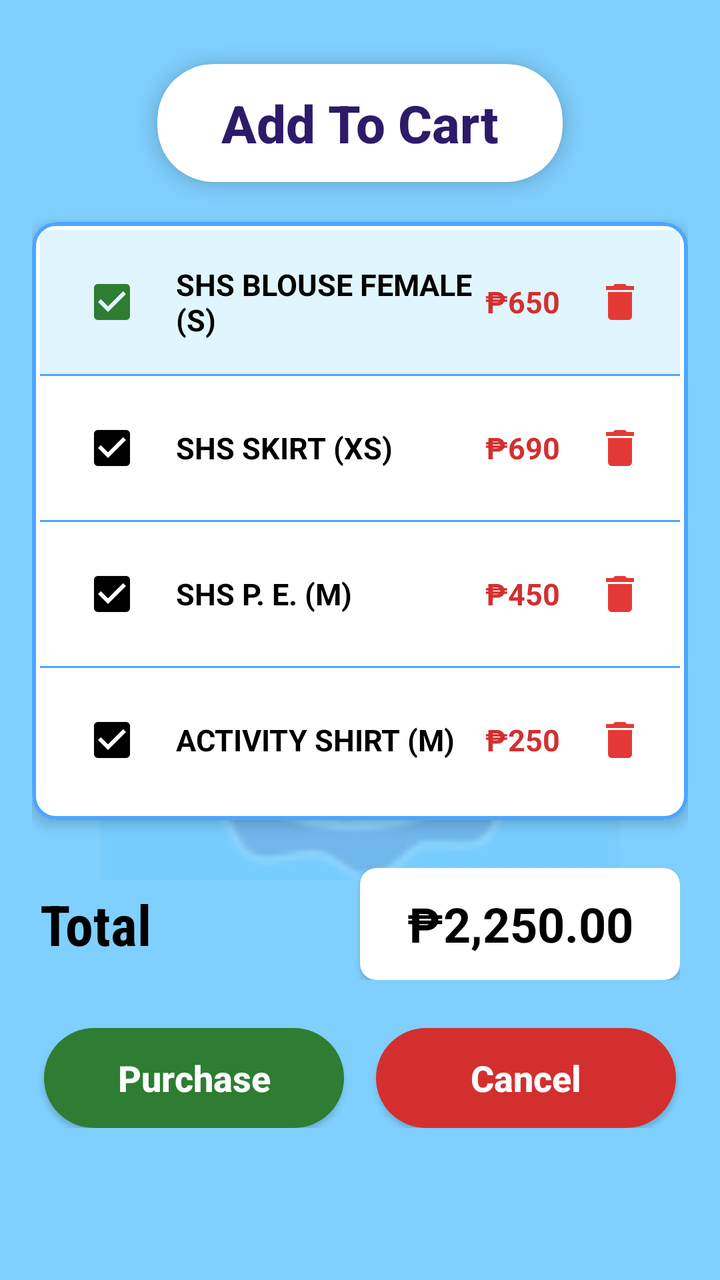
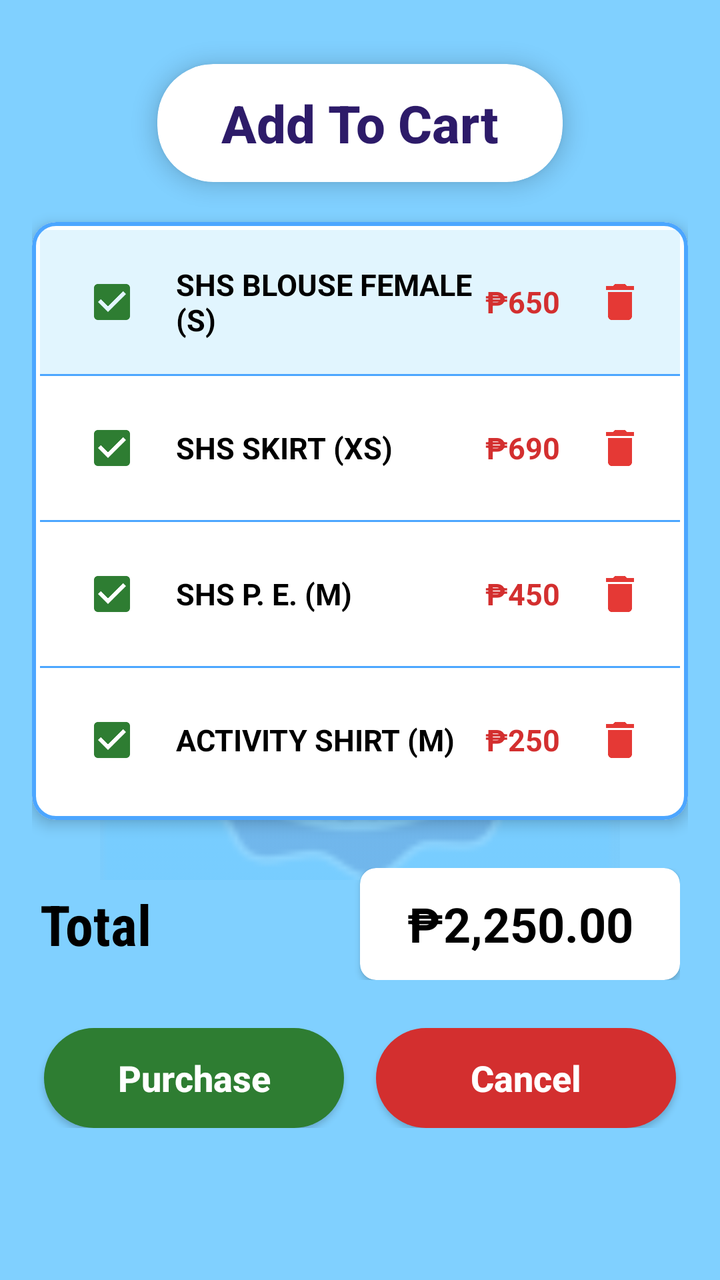

Screens rendered from an Android XML layout before and after an edit, with the pre-edit source and the edit as a unified diff.
<!-- AndroidManifest.xml: application theme Theme.MyApplication -->
<!-- res/layout/activity_lao_add_to_cart_background.xml -->
<?xml version="1.0" encoding="utf-8"?>
<FrameLayout xmlns:android="http://schemas.android.com/apk/res/android"
    xmlns:app="http://schemas.android.com/apk/res-auto"
    xmlns:tools="http://schemas.android.com/tools"
    android:id="@+id/main"
    android:layout_width="match_parent"
    android:layout_height="match_parent"
    android:background="@drawable/placeorder_background"
    tools:context=".Lao_AddToCartBackground">

    
    <ImageView
        android:id="@+id/bg_logo"
        android:layout_width="260dp"
        android:layout_height="260dp"
        android:layout_gravity="center"
        android:alpha="0.25"
        android:contentDescription="@null"
        android:scaleType="fitCenter"
        android:src="@drawable/img_1" />

    
    <ScrollView
        android:layout_width="match_parent"
        android:layout_height="match_parent"
        android:fillViewport="true">

        <LinearLayout
            android:layout_width="match_parent"
            android:layout_height="wrap_content"
            android:gravity="center_horizontal"
            android:orientation="vertical"
            android:padding="16dp">

            
            <com.google.android.material.card.MaterialCardView
                android:layout_width="wrap_content"
                android:layout_height="wrap_content"
                android:layout_marginTop="16dp"
                android:layout_marginBottom="20dp"
                app:cardBackgroundColor="#FFFFFF"
                app:cardCornerRadius="28dp"
                app:cardElevation="6dp"
                app:strokeWidth="0dp">

                <TextView
                    android:id="@+id/txt_cart_title"
                    android:layout_width="wrap_content"
                    android:layout_height="wrap_content"
                    android:fontFamily="sans-serif-medium"
                    android:paddingHorizontal="32dp"
                    android:paddingVertical="12dp"
                    android:text="@string/lao_cart_title"
                    android:textColor="#2D1B69"
                    android:textSize="26sp"
                    android:textStyle="bold" />
            </com.google.android.material.card.MaterialCardView>

            
            <com.google.android.material.card.MaterialCardView
                android:layout_width="match_parent"
                android:layout_height="wrap_content"
                android:layout_marginBottom="24dp"
                app:cardBackgroundColor="#FFFFFF"
                app:cardCornerRadius="12dp"
                app:cardElevation="4dp"
                app:strokeColor="#4CA6FF"
                app:strokeWidth="2dp">

                <LinearLayout
                    android:layout_width="match_parent"
                    android:layout_height="wrap_content"
                    android:orientation="vertical"
                    android:padding="4dp">

                    
                    <LinearLayout
                        android:id="@+id/layout_item_1"
                        android:layout_width="match_parent"
                        android:layout_height="wrap_content"
                        android:background="#E1F5FE"
                        android:gravity="center_vertical"
                        android:orientation="horizontal"
                        android:padding="12dp">

                        <CheckBox
                            android:id="@+id/cb_item_1"
                            android:layout_width="wrap_content"
                            android:layout_height="wrap_content"
                            android:checked="true"
                            android:buttonTint="#2E7D32" />

                        <TextView
                            android:id="@+id/tv_item_1"
                            android:layout_width="0dp"
                            android:layout_height="wrap_content"
                            android:layout_marginStart="8dp"
                            android:layout_weight="1"
                            android:text="@string/lao_item_blouse"
                            android:textColor="#000000"
                            android:textSize="15sp"
                            android:textStyle="bold" />

                        <TextView
                            android:id="@+id/tv_price_1"
                            android:layout_width="wrap_content"
                            android:layout_height="wrap_content"
                            android:layout_marginEnd="12dp"
                            android:text="₱650"
                            android:textColor="#D32F2F"
                            android:textSize="15sp"
                            android:textStyle="bold" />

                        <ImageView
                            android:id="@+id/btn_delete_1"
                            android:layout_width="36dp"
                            android:layout_height="36dp"
                            android:background="?attr/selectableItemBackgroundBorderless"
                            android:contentDescription="@string/lao_cancel"
                            android:padding="6dp"
                            android:src="@drawable/ic_trash" />
                    </LinearLayout>

                    <View
                        android:layout_width="match_parent"
                        android:layout_height="1dp"
                        android:background="#4CA6FF" />

                    
                    <LinearLayout
                        android:id="@+id/layout_item_2"
                        android:layout_width="match_parent"
                        android:layout_height="wrap_content"
                        android:background="#FFFFFF"
                        android:gravity="center_vertical"
                        android:orientation="horizontal"
                        android:padding="12dp">

                        <CheckBox
                            android:id="@+id/cb_item_2"
                            android:layout_width="wrap_content"
                            android:layout_height="wrap_content"
                            android:checked="true"
                            android:buttonTint="#000000" />

                        <TextView
                            android:layout_width="0dp"
                            android:layout_height="wrap_content"
                            android:layout_marginStart="8dp"
                            android:layout_weight="1"
                            android:text="@string/lao_item_skirt"
                            android:textColor="#000000"
                            android:textSize="15sp"
                            android:textStyle="bold" />

                        <TextView
                            android:id="@+id/tv_price_2"
                            android:layout_width="wrap_content"
                            android:layout_height="wrap_content"
                            android:layout_marginEnd="12dp"
                            android:text="₱690"
                            android:textColor="#D32F2F"
                            android:textSize="15sp"
                            android:textStyle="bold" />

                        <ImageView
                            android:id="@+id/btn_delete_2"
                            android:layout_width="36dp"
                            android:layout_height="36dp"
                            android:background="?attr/selectableItemBackgroundBorderless"
                            android:contentDescription="@string/lao_cancel"
                            android:padding="6dp"
                            android:src="@drawable/ic_trash" />
                    </LinearLayout>

                    <View
                        android:layout_width="match_parent"
                        android:layout_height="1dp"
                        android:background="#4CA6FF" />

                    
                    <LinearLayout
                        android:id="@+id/layout_item_3"
                        android:layout_width="match_parent"
                        android:layout_height="wrap_content"
                        android:background="#FFFFFF"
                        android:gravity="center_vertical"
                        android:orientation="horizontal"
                        android:padding="12dp">

                        <CheckBox
                            android:id="@+id/cb_item_3"
                            android:layout_width="wrap_content"
                            android:layout_height="wrap_content"
                            android:checked="true"
                            android:buttonTint="#000000" />

                        <TextView
                            android:layout_width="0dp"
                            android:layout_height="wrap_content"
                            android:layout_marginStart="8dp"
                            android:layout_weight="1"
                            android:text="@string/lao_item_pe"
                            android:textColor="#000000"
                            android:textSize="15sp"
                            android:textStyle="bold" />

                        <TextView
                            android:id="@+id/tv_price_3"
                            android:layout_width="wrap_content"
                            android:layout_height="wrap_content"
                            android:layout_marginEnd="12dp"
                            android:text="₱450"
                            android:textColor="#D32F2F"
                            android:textSize="15sp"
                            android:textStyle="bold" />

                        <ImageView
                            android:id="@+id/btn_delete_3"
                            android:layout_width="36dp"
                            android:layout_height="36dp"
                            android:background="?attr/selectableItemBackgroundBorderless"
                            android:contentDescription="@string/lao_cancel"
                            android:padding="6dp"
                            android:src="@drawable/ic_trash" />
                    </LinearLayout>

                    <View
                        android:layout_width="match_parent"
                        android:layout_height="1dp"
                        android:background="#4CA6FF" />

                    
                    <LinearLayout
                        android:id="@+id/layout_item_4"
                        android:layout_width="match_parent"
                        android:layout_height="wrap_content"
                        android:background="#FFFFFF"
                        android:gravity="center_vertical"
                        android:orientation="horizontal"
                        android:padding="12dp">

                        <CheckBox
                            android:id="@+id/cb_item_4"
                            android:layout_width="wrap_content"
                            android:layout_height="wrap_content"
                            android:checked="true"
                            android:buttonTint="#000000" />

                        <TextView
                            android:layout_width="0dp"
                            android:layout_height="wrap_content"
                            android:layout_marginStart="8dp"
                            android:layout_weight="1"
                            android:text="@string/lao_item_activity_shirt"
                            android:textColor="#000000"
                            android:textSize="15sp"
                            android:textStyle="bold" />

                        <TextView
                            android:id="@+id/tv_price_4"
                            android:layout_width="wrap_content"
                            android:layout_height="wrap_content"
                            android:layout_marginEnd="12dp"
                            android:text="₱250"
                            android:textColor="#D32F2F"
                            android:textSize="15sp"
                            android:textStyle="bold" />

                        <ImageView
                            android:id="@+id/btn_delete_4"
                            android:layout_width="36dp"
                            android:layout_height="36dp"
                            android:background="?attr/selectableItemBackgroundBorderless"
                            android:contentDescription="@string/lao_cancel"
                            android:padding="6dp"
                            android:src="@drawable/ic_trash" />
                    </LinearLayout>

                </LinearLayout>
            </com.google.android.material.card.MaterialCardView>

            
            <LinearLayout
                android:layout_width="match_parent"
                android:layout_height="wrap_content"
                android:layout_marginBottom="24dp"
                android:gravity="center_vertical"
                android:orientation="horizontal"
                android:paddingHorizontal="4dp">

                <TextView
                    android:id="@+id/txt_total_label"
                    android:layout_width="wrap_content"
                    android:layout_height="wrap_content"
                    android:fontFamily="sans-serif-condensed"
                    android:text="@string/lao_total"
                    android:textColor="#000000"
                    android:textSize="28sp"
                    android:textStyle="bold" />

                <Space
                    android:layout_width="0dp"
                    android:layout_height="wrap_content"
                    android:layout_weight="1" />

                <com.google.android.material.card.MaterialCardView
                    android:layout_width="160dp"
                    android:layout_height="56dp"
                    app:cardBackgroundColor="#FFFFFF"
                    app:cardCornerRadius="8dp"
                    app:cardElevation="2dp"
                    app:strokeWidth="0dp">

                    <TextView
                        android:id="@+id/txt_total_value"
                        android:layout_width="match_parent"
                        android:layout_height="match_parent"
                        android:gravity="center"
                        android:text="@string/lao_default_total"
                        android:textColor="#000000"
                        android:textSize="24sp"
                        android:textStyle="bold" />
                </com.google.android.material.card.MaterialCardView>
            </LinearLayout>

            
            <LinearLayout
                android:layout_width="match_parent"
                android:layout_height="wrap_content"
                android:gravity="center"
                android:orientation="horizontal"
                android:paddingBottom="16dp">

                <androidx.appcompat.widget.AppCompatButton
                    android:id="@+id/btn_purchase"
                    android:layout_width="150dp"
                    android:layout_height="50dp"
                    android:layout_marginEnd="16dp"
                    android:background="@drawable/bg_green_button"
                    android:gravity="center"
                    android:text="@string/lao_purchase"
                    android:textAllCaps="false"
                    android:textColor="#FFFFFF"
                    android:textSize="18sp"
                    android:textStyle="bold" />

                <androidx.appcompat.widget.AppCompatButton
                    android:id="@+id/btn_cancel"
                    android:layout_width="150dp"
                    android:layout_height="50dp"
                    android:background="@drawable/bg_red_button"
                    android:gravity="center"
                    android:text="@string/lao_cancel"
                    android:textAllCaps="false"
                    android:textColor="#FFFFFF"
                    android:textSize="18sp"
                    android:textStyle="bold" />
            </LinearLayout>

        </LinearLayout>
    </ScrollView>
</FrameLayout>
<!-- resources referenced by this layout -->
<resources>
  <!-- drawable bg_green_button (drawable) -->
  <?xml version="1.0" encoding="utf-8"?>
  <shape xmlns:android="http://schemas.android.com/apk/res/android"
      android:shape="rectangle">
      <solid android:color="#2E7D32" />
      <corners android:radius="26dp" />
  </shape>
  <!-- drawable bg_red_button (drawable) -->
  <?xml version="1.0" encoding="utf-8"?>
  <shape xmlns:android="http://schemas.android.com/apk/res/android"
      android:shape="rectangle">
      <solid android:color="#D32F2F" />
      <corners android:radius="26dp" />
  </shape>
  <!-- drawable ic_trash (drawable) -->
  <vector xmlns:android="http://schemas.android.com/apk/res/android"
      android:width="24dp"
      android:height="24dp"
      android:viewportWidth="24"
      android:viewportHeight="24">
    <path
        android:fillColor="#E53935"
        android:pathData="M6,19c0,1.1 0.9,2 2,2h8c1.1,0 2,-0.9 2,-2V7H6v12zM19,4h-3.5l-1,-1h-5l-1,1H5v2h14V4z"/>
  </vector>
  <!-- drawable img_1: png bitmap (drawable, 13108 bytes) -->
  <!-- drawable placeorder_background (drawable) -->
  <?xml version="1.0" encoding="utf-8"?>
  <shape xmlns:android="http://schemas.android.com/apk/res/android"
      android:shape="rectangle">
      <solid android:color="#80D0FF" />
  </shape>
  <string name="lao_cancel">Cancel</string>
  <string name="lao_cart_title">Add To Cart</string>
  <string name="lao_default_total">₱2,250.00</string>
  <string name="lao_item_activity_shirt">ACTIVITY SHIRT (M)</string>
  <string name="lao_item_blouse">SHS BLOUSE FEMALE (S)</string>
  <string name="lao_item_pe">SHS P. E. (M)</string>
  <string name="lao_item_skirt">SHS SKIRT (XS)</string>
  <string name="lao_purchase">Purchase</string>
  <string name="lao_total">Total</string>
  <style name="Theme.MyApplication" parent="Theme.MaterialComponents.Light.NoActionBar">
          
          <item name="colorPrimary">@color/purple_500</item>
          <item name="colorPrimaryVariant">@color/purple_700</item>
          <item name="colorOnPrimary">@color/white</item>
          
          <item name="colorSecondary">@color/teal_200</item>
          <item name="colorSecondaryVariant">@color/teal_700</item>
          <item name="colorOnSecondary">@color/black</item>
          <item name="android:windowBackground">#80D0FF</item>
      </style>
  <color name="purple_500">#FF6200EE</color>
  <color name="purple_700">#FF3700B3</color>
  <color name="white">#FFFFFFFF</color>
  <color name="teal_200">#FF03DAC5</color>
  <color name="teal_700">#FF018786</color>
  <color name="black">#FF000000</color>
</resources>

<!-- the commit's change to res/layout/activity_lao_add_to_cart_background.xml (unified diff, before → after) -->
@@ -141,7 +141,7 @@
                             android:layout_width="wrap_content"
                             android:layout_height="wrap_content"
                             android:checked="true"
-                            android:buttonTint="#000000" />
+                            android:buttonTint="#2E7D32" />
 
                         <TextView
                             android:layout_width="0dp"
@@ -193,7 +193,7 @@
                             android:layout_width="wrap_content"
                             android:layout_height="wrap_content"
                             android:checked="true"
-                            android:buttonTint="#000000" />
+                            android:buttonTint="#2E7D32" />
 
                         <TextView
                             android:layout_width="0dp"
@@ -245,7 +245,7 @@
                             android:layout_width="wrap_content"
                             android:layout_height="wrap_content"
                             android:checked="true"
-                            android:buttonTint="#000000" />
+                            android:buttonTint="#2E7D32" />
 
                         <TextView
                             android:layout_width="0dp"
